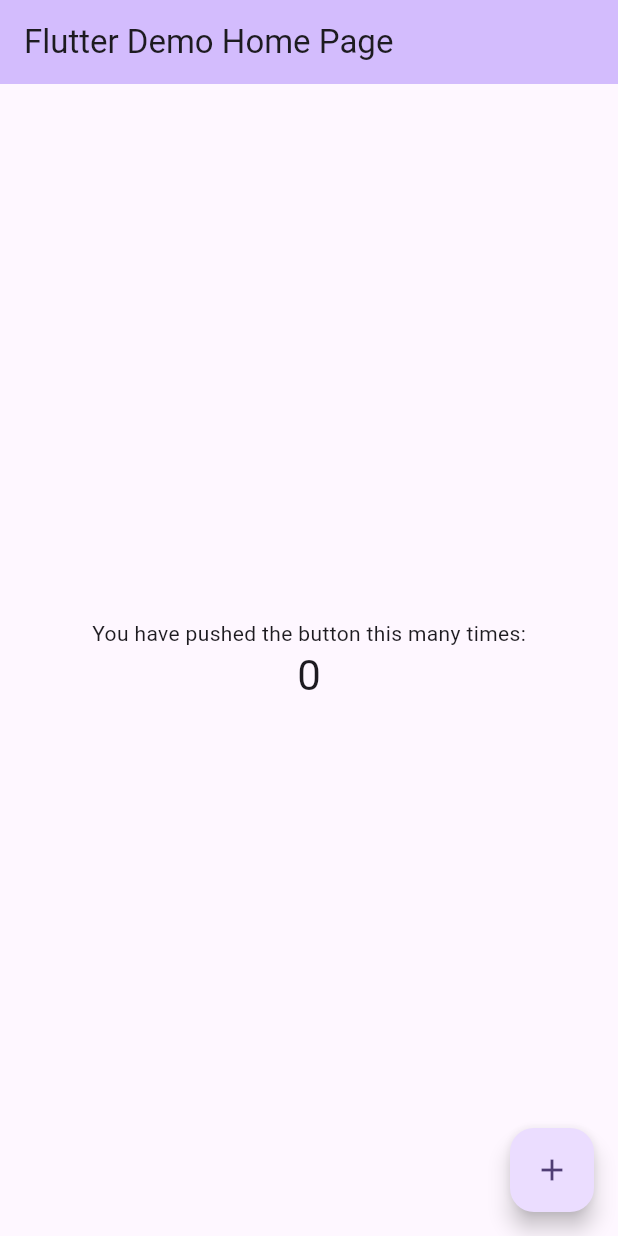
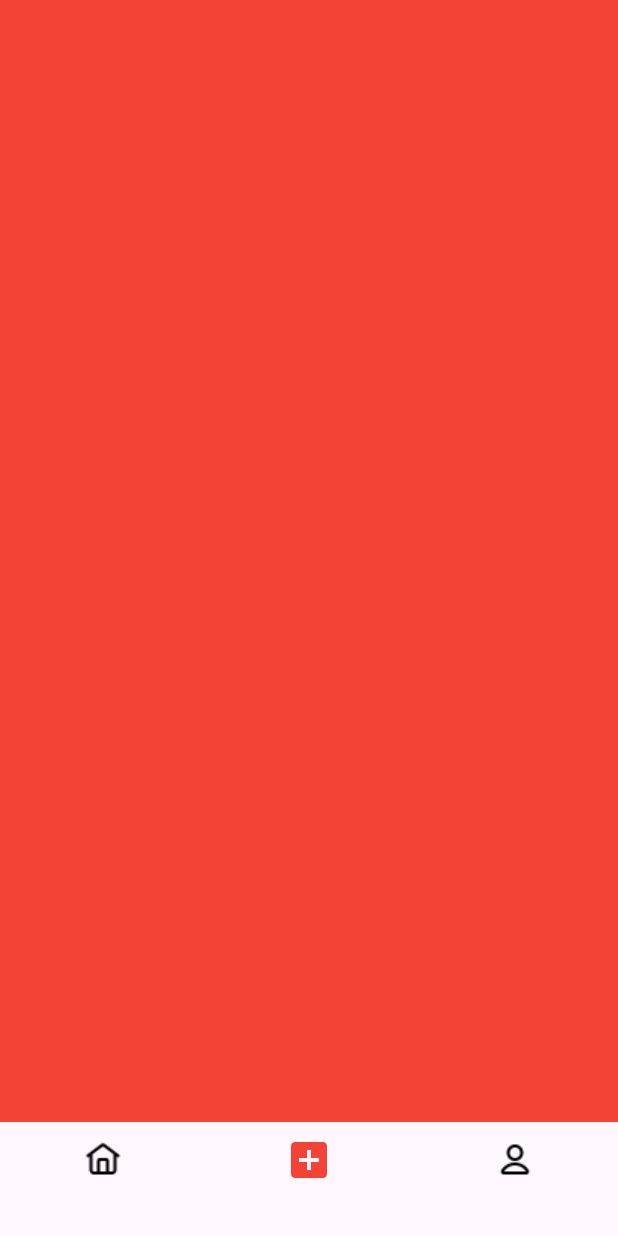
Before and after one commit to CS5520-Seattle-Fall23/finalproject-fantastic-four, a Flutter app: the screen it shows after launch, on a phone screen of 412 x 824 dp. Run offline on Flutter 3.47's test engine with Material 2 defaults, Android fonts, the phone set to English and light mode, and no system bars; our stand-ins replace bot_toast, flutter_screenutil, get.

Commit message:
Finish tabBar

```diff
--- /dev/null
+++ b/sweetpet/lib/constant/pages.dart
@@ -0,0 +1,7 @@
+class Pages {
+  static const String init = "/init";
+  static const String home = "/home";
+  static const String health = "/health";
+  static const String message = "/message";
+  static const String mine = "/mine";
+}
--- a/sweetpet/lib/controller/home_controller/home_controller.dart
+++ b/sweetpet/lib/controller/home_controller/home_controller.dart
@@ -0,0 +1,9 @@
+import 'package:get/get.dart';
+
+class HomeController extends GetxController {
+  RxInt currentIndex = 0.obs;
+
+  void onChangePage(int index) {
+    currentIndex.value = index;
+  }
+}
--- a/sweetpet/lib/main.dart
+++ b/sweetpet/lib/main.dart
@@ -1,125 +1,37 @@
+import 'package:bot_toast/bot_toast.dart';
 import 'package:flutter/material.dart';
+import 'package:flutter_screenutil/flutter_screenutil.dart';
+import 'package:sweetpet/constant/pages.dart';
+import 'package:sweetpet/page/vc_router.dart';
+import 'package:get/get.dart';
 
 void main() {
+  WidgetsFlutterBinding.ensureInitialized();
   runApp(const MyApp());
 }
 
 class MyApp extends StatelessWidget {
   const MyApp({super.key});
 
-  // This widget is the root of your application.
   @override
   Widget build(BuildContext context) {
-    return MaterialApp(
-      title: 'Flutter Demo',
-      theme: ThemeData(
-        // This is the theme of your application.
-        //
-        // TRY THIS: Try running your application with "flutter run". You'll see
-        // the application has a purple toolbar. Then, without quitting the app,
-        // try changing the seedColor in the colorScheme below to Colors.green
-        // and then invoke "hot reload" (save your changes or press the "hot
-        // reload" button in a Flutter-supported IDE, or press "r" if you used
-        // the command line to start the app).
-        //
-        // Notice that the counter didn't reset back to zero; the application
-        // state is not lost during the reload. To reset the state, use hot
-        // restart instead.
-        //
-        // This works for code too, not just values: Most code changes can be
-        // tested with just a hot reload.
-        colorScheme: ColorScheme.fromSeed(seedColor: Colors.deepPurple),
-        useMaterial3: true,
-      ),
-      home: const MyHomePage(title: 'Flutter Demo Home Page'),
+    return ScreenUtilInit(
+      designSize: const Size(750, 1334),
+      minTextAdapt: true,
+      splitScreenMode: true,
+      builder: (context, child) {
+        return GetMaterialApp(
+          title: 'SweetPet',
+          builder: BotToastInit(),
+          navigatorObservers: [BotToastNavigatorObserver()],
+          theme: ThemeData(
+            useMaterial3: true,
+            primarySwatch: Colors.blue,
+          ),
+          getPages: Routes.getPages,
+          initialRoute: Pages.home,
+        );
+      },
     );
   }
 }
-
-class MyHomePage extends StatefulWidget {
-  const MyHomePage({super.key, required this.title});
-
-  // This widget is the home page of your application. It is stateful, meaning
-  // that it has a State object (defined below) that contains fields that affect
-  // how it looks.
-
-  // This class is the configuration for the state. It holds the values (in this
-  // case the title) provided by the parent (in this case the App widget) and
-  // used by the build method of the State. Fields in a Widget subclass are
-  // always marked "final".
-
-  final String title;
-
-  @override
-  State<MyHomePage> createState() => _MyHomePageState();
-}
-
-class _MyHomePageState extends State<MyHomePage> {
-  int _counter = 0;
-
-  void _incrementCounter() {
-    setState(() {
-      // This call to setState tells the Flutter framework that something has
-      // changed in this State, which causes it to rerun the build method below
-      // so that the display can reflect the updated values. If we changed
-      // _counter without calling setState(), then the build method would not be
-      // called again, and so nothing would appear to happen.
-      _counter++;
-    });
-  }
-
-  @override
-  Widget build(BuildContext context) {
-    // This method is rerun every time setState is called, for instance as done
-    // by the _incrementCounter method above.
-    //
-    // The Flutter framework has been optimized to make rerunning build methods
-    // fast, so that you can just rebuild anything that needs updating rather
-    // than having to individually change instances of widgets.
-    return Scaffold(
-      appBar: AppBar(
-        // TRY THIS: Try changing the color here to a specific color (to
-        // Colors.amber, perhaps?) and trigger a hot reload to see the AppBar
-        // change color while the other colors stay the same.
-        backgroundColor: Theme.of(context).colorScheme.inversePrimary,
-        // Here we take the value from the MyHomePage object that was created by
-        // the App.build method, and use it to set our appbar title.
-        title: Text(widget.title),
-      ),
-      body: Center(
-        // Center is a layout widget. It takes a single child and positions it
-        // in the middle of the parent.
-        child: Column(
-          // Column is also a layout widget. It takes a list of children and
-          // arranges them vertically. By default, it sizes itself to fit its
-          // children horizontally, and tries to be as tall as its parent.
-          //
-          // Column has various properties to control how it sizes itself and
-          // how it positions its children. Here we use mainAxisAlignment to
-          // center the children vertically; the main axis here is the vertical
-          // axis because Columns are vertical (the cross axis would be
-          // horizontal).
-          //
-          // TRY THIS: Invoke "debug painting" (choose the "Toggle Debug Paint"
-          // action in the IDE, or press "p" in the console), to see the
-          // wireframe for each widget.
-          mainAxisAlignment: MainAxisAlignment.center,
-          children: <Widget>[
-            const Text(
-              'You have pushed the button this many times:',
-            ),
-            Text(
-              '$_counter',
-              style: Theme.of(context).textTheme.headlineMedium,
-            ),
-          ],
-        ),
-      ),
-      floatingActionButton: FloatingActionButton(
-        onPressed: _incrementCounter,
-        tooltip: 'Increment',
-        child: const Icon(Icons.add),
-      ), // This trailing comma makes auto-formatting nicer for build methods.
-    );
-  }
-}
--- a/sweetpet/lib/page/home_page/home_page.dart
+++ b/sweetpet/lib/page/home_page/home_page.dart
@@ -0,0 +1,78 @@
+import 'package:flutter/material.dart';
+import 'package:get/get.dart';
+import 'package:sweetpet/controller/home_controller/home_controller.dart';
+
+class HomePage extends StatelessWidget {
+  HomePage({Key? key}) : super(key: key);
+  final HomeController homeController = Get.put(HomeController());
+
+  @override
+  Widget build(BuildContext context) {
+    return Obx(
+      () => Scaffold(
+        body: IndexedStack(
+          index: homeController.currentIndex.value,
+          children: [
+            Container(color: Colors.red),
+            Container(color: Colors.blue),
+            Container(color: Colors.orange),
+          ],
+        ),
+        bottomNavigationBar: Theme(
+          data: Theme.of(context).copyWith(
+            splashColor: Colors.transparent,
+            highlightColor: Colors.transparent,
+          ),
+          child: BottomNavigationBar(
+            elevation: 0,
+            iconSize: 24,
+            unselectedItemColor: const Color(0xff999999),
+            type: BottomNavigationBarType.fixed,
+            currentIndex: homeController.currentIndex.value,
+            unselectedFontSize: 16,
+            selectedFontSize: 18,
+            items: [
+              BottomNavigationBarItem(
+                icon: Image.asset(
+                  'assets/images/Mainview.png',
+                  width: 32,
+                  height: 32,
+                ),
+                activeIcon: Image.asset(
+                  'assets/images/Mainview.png',
+                  width: 32,
+                  height: 32,
+                ),
+                label: "",
+              ),
+              const BottomNavigationBarItem(
+                icon: Icon(
+                  Icons.add_box,
+                  size: 32,
+                  color: Colors.red,
+                ),
+                label: "",
+              ),
+              BottomNavigationBarItem(
+                icon: Image.asset(
+                  'assets/images/Mine.png',
+                  width: 32,
+                  height: 32,
+                ),
+                activeIcon: Image.asset(
+                  'assets/images/Mine.png',
+                  width: 32,
+                  height: 32,
+                ),
+                label: "",
+              ),
+            ],
+            onTap: (index) {
+              homeController.onChangePage(index);
+            },
+          ),
+        ),
+      ),
+    );
+  }
+}
--- a/sweetpet/lib/page/vc_router.dart
+++ b/sweetpet/lib/page/vc_router.dart
@@ -0,0 +1,9 @@
+import 'package:sweetpet/constant/pages.dart';
+import 'package:sweetpet/page/home_page/home_page.dart';
+import 'package:get/get.dart';
+
+class Routes {
+  static final List<GetPage> getPages = [
+    GetPage(name: Pages.home, page: () => HomePage()),
+  ];
+}
```
Also changed, not shown: sweetpet/pubspec.yaml (+17 -5 lines), sweetpet/assets/images/Mainview.png (added), sweetpet/assets/images/Mine.png (added), sweetpet/pubspec.lock, 10 other files.
